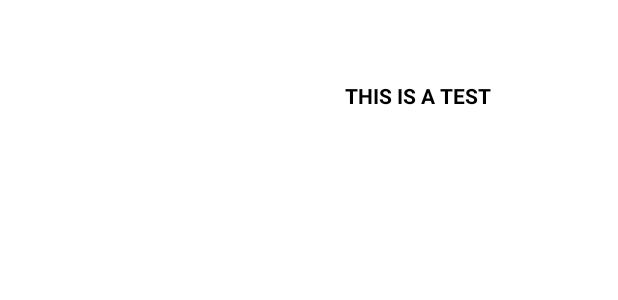
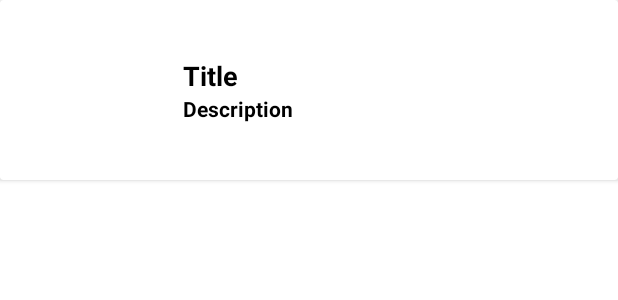
Before and after one commit to brendentbixler/android-kotlin-recview-api-mvvm, an Android app: the layout recycler_list_row.xml on its own in the app's theme, with its tools: preview values and no code run, on a phone screen of 412 x 824 dp. Shown: the top 300 px of the screen. Run offline under Robolectric (Android 15) with nearby library versions, the phone set to English and light mode, and no system bars; network calls fail.

Commit message:
Fixed UI - used cardview instead of linear layout

```diff
--- a/app/src/main/res/layout/recycler_list_row.xml
+++ b/app/src/main/res/layout/recycler_list_row.xml
@@ -1,27 +1,41 @@
 <?xml version="1.0" encoding="utf-8"?>
-<LinearLayout xmlns:android="http://schemas.android.com/apk/res/android"
-    android:orientation="horizontal"
+
+<androidx.cardview.widget.CardView xmlns:android="http://schemas.android.com/apk/res/android"
+    android:layout_width="match_parent"
+    android:layout_height="wrap_content"
+    xmlns:app="http://schemas.android.com/apk/res-auto">
+
+    <androidx.constraintlayout.widget.ConstraintLayout
         android:layout_width="match_parent"
         android:layout_height="match_parent">
 
         <ImageView
             android:id="@+id/imageThumb"
-        android:layout_width="200dp"
-        android:layout_height="200dp"
-        android:layout_gravity="center"
-        android:layout_margin="10dp"/>
+            android:layout_width="100dp"
+            android:layout_height="100dp"
+            android:layout_margin="10dp"
+            app:layout_constraintLeft_toLeftOf="parent"
+            android:layout_marginLeft="10dp"
+            app:layout_constraintTop_toTopOf="parent"
+            android:layout_marginTop="10dp"
+            app:layout_constraintBottom_toBottomOf="parent"
+            android:layout_marginBottom="10dp"/>
 
         <LinearLayout
             android:layout_width="wrap_content"
             android:layout_height="wrap_content"
             android:orientation="vertical"
-        android:layout_margin="10dp">
+            app:layout_constraintLeft_toRightOf="@id/imageThumb"
+            app:layout_constraintTop_toTopOf="parent"
+            app:layout_constraintBottom_toBottomOf="parent"
+            android:layout_marginLeft="12dp">
 
             <TextView
                 android:id="@+id/tvTitle"
                 android:layout_width="wrap_content"
                 android:layout_height="wrap_content"
                 android:textStyle="bold"
+                android:text="Title"
                 android:textSize="18sp"
                 android:textColor="@color/black"/>
 
@@ -29,22 +43,14 @@
                 android:id="@+id/tvDesc"
                 android:layout_width="wrap_content"
                 android:layout_height="wrap_content"
+                android:text="Description"
                 android:textStyle="bold"
                 android:textSize="14sp"
                 android:maxLines="3"
                 android:textColor="@color/black"/>
 
-        <TextView
-            android:id="@+id/tvTest"
-            android:layout_width="wrap_content"
-            android:layout_height="wrap_content"
-            android:textStyle="bold"
-            android:textSize="14sp"
-            android:maxLines="3"
-            android:text="THIS IS A TEST"
-            android:textColor="@color/black"/>
-
         </LinearLayout>
 
+    </androidx.constraintlayout.widget.ConstraintLayout>
 
-</LinearLayout>
+</androidx.cardview.widget.CardView>
```
Lines whose indentation alone changed are shown as unchanged.
